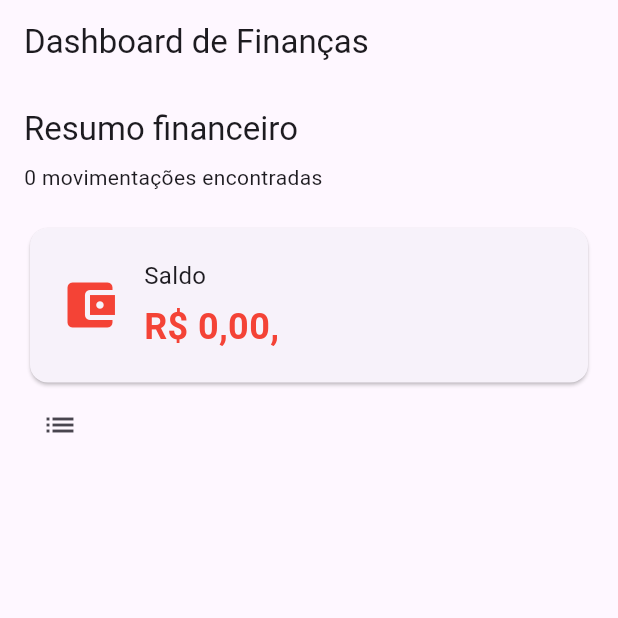
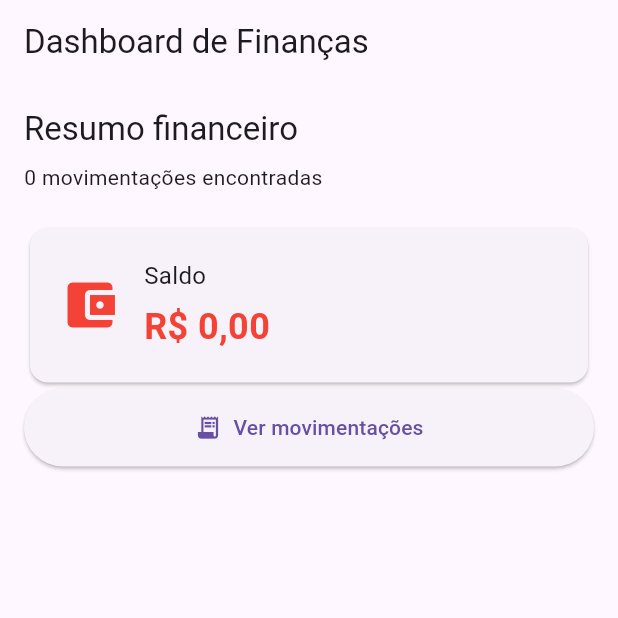
Before and after one commit to diegororiz7/finance_2026_2S, a Flutter app: the screen it shows after launch, on a phone screen of 412 x 824 dp, the top half of it. Run offline on Flutter 3.47's test engine with Material 3 defaults, Android fonts, the phone set to English and light mode, and no system bars; our stand-ins replace cloud_firestore, firebase_core; accounts and stored records are empty.

Commit message:
Aula 17-11-2026 2

```diff
--- a/lib/pages/dashboard_page.dart
+++ b/lib/pages/dashboard_page.dart
@@ -75,14 +75,23 @@ class _DashboardPageState extends State<DashboardPage> {
                   saldo > 0 ? Colors.green : Colors.red,
                   Icons.account_balance_wallet,
                 ),
-                IconButton(
-                  icon: const Icon(Icons.list),
-                  onPressed: () {
-                    Navigator.push(
-                      context,
-                      MaterialPageRoute(builder: (_) => FinancesPage()),
-                    );
-                  },
+                SizedBox(
+                  width: double.infinity,
+                  child: ElevatedButton.icon(
+                    onPressed: () {
+                      Navigator.push(
+                        context,
+                        MaterialPageRoute(
+                          builder: (context) => const FinancesPage(),
+                        ),
+                      );
+                    },
+                    icon: const Icon(Icons.receipt_long),
+                    label: const Text('Ver movimentações'),
+                    style: ElevatedButton.styleFrom(
+                      padding: const EdgeInsets.all(16),
+                    ),
+                  ),
                 ),
               ],
             ),
@@ -108,7 +117,7 @@ class _DashboardPageState extends State<DashboardPage> {
                   Text(titulo, style: TextStyle(fontSize: 16)),
                   const SizedBox(height: 6),
                   Text(
-                    'R\$ ${valor.toStringAsFixed(2).replaceAll('.', ',')},',
+                    'R\$ ${valor.toStringAsFixed(2).replaceAll('.', ',')}',
                     style: TextStyle(
                       fontSize: 24,
                       fontWeight: FontWeight.bold,
```
